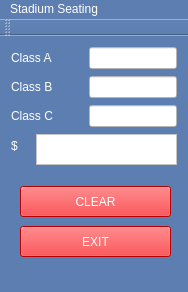
Above: _qt/0302StadiumSeating/mainwindow.ui from bnoden/cpp before the change. Below: the same form after it.
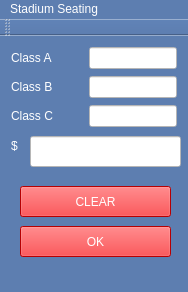
That is the form after the change.

Patch:
```diff
--- a/_qt/0302StadiumSeating/mainwindow.ui
+++ b/_qt/0302StadiumSeating/mainwindow.ui
@@ -128,22 +128,7 @@
      <string>$</string>
     </property>
    </widget>
-   <widget class="QTextEdit" name="textEdit">
-    <property name="geometry">
-     <rect>
-      <x>36</x>
-      <y>98</y>
-      <width>141</width>
-      <height>31</height>
-     </rect>
-    </property>
-    <property name="styleSheet">
-     <string notr="true">background-color: rgb(255, 255, 255);
-font: 75 14pt &quot;Consolas&quot;;
-color: rgb(255, 0, 4);</string>
-    </property>
-   </widget>
-   <widget class="QPushButton" name="pushButton">
+   <widget class="QPushButton" name="btnClear">
     <property name="geometry">
      <rect>
       <x>20</x>
@@ -176,7 +161,21 @@
 color: rgb(255, 255, 255);</string>
     </property>
     <property name="text">
-     <string>EXIT</string>
+     <string>OK</string>
+    </property>
+   </widget>
+   <widget class="QLineEdit" name="lineTotal">
+    <property name="geometry">
+     <rect>
+      <x>30</x>
+      <y>100</y>
+      <width>151</width>
+      <height>31</height>
+     </rect>
+    </property>
+    <property name="styleSheet">
+     <string notr="true">background-color: rgb(255, 255, 255);
+color: rgb(255, 0, 4);</string>
     </property>
    </widget>
   </widget>
```
Left out of the diff: 11 changed lines with no effect on the pictures.
